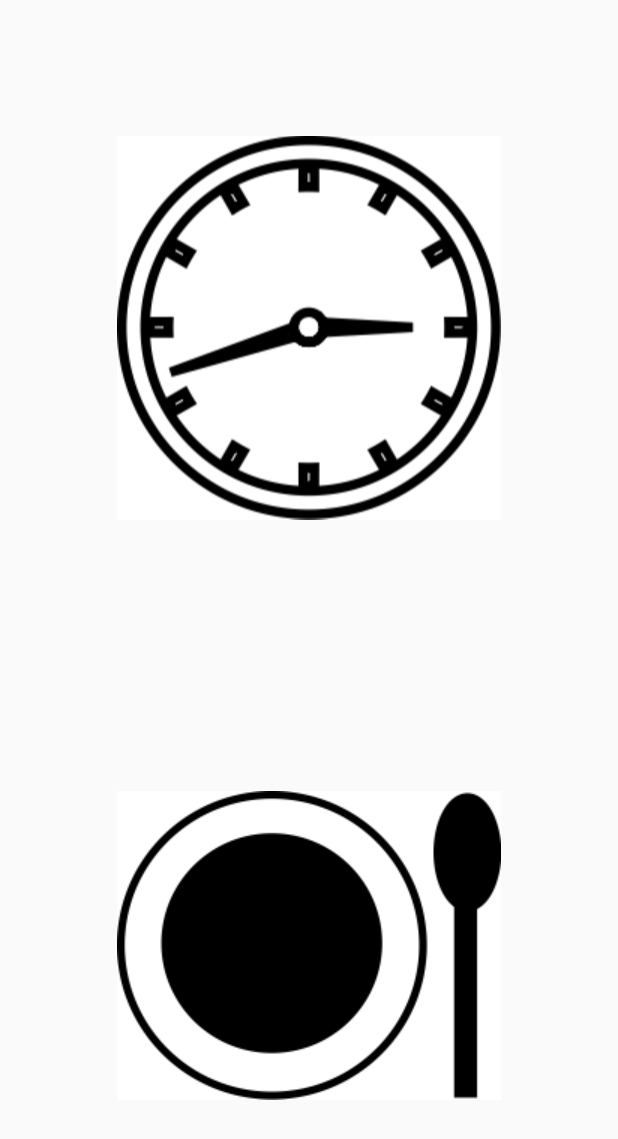
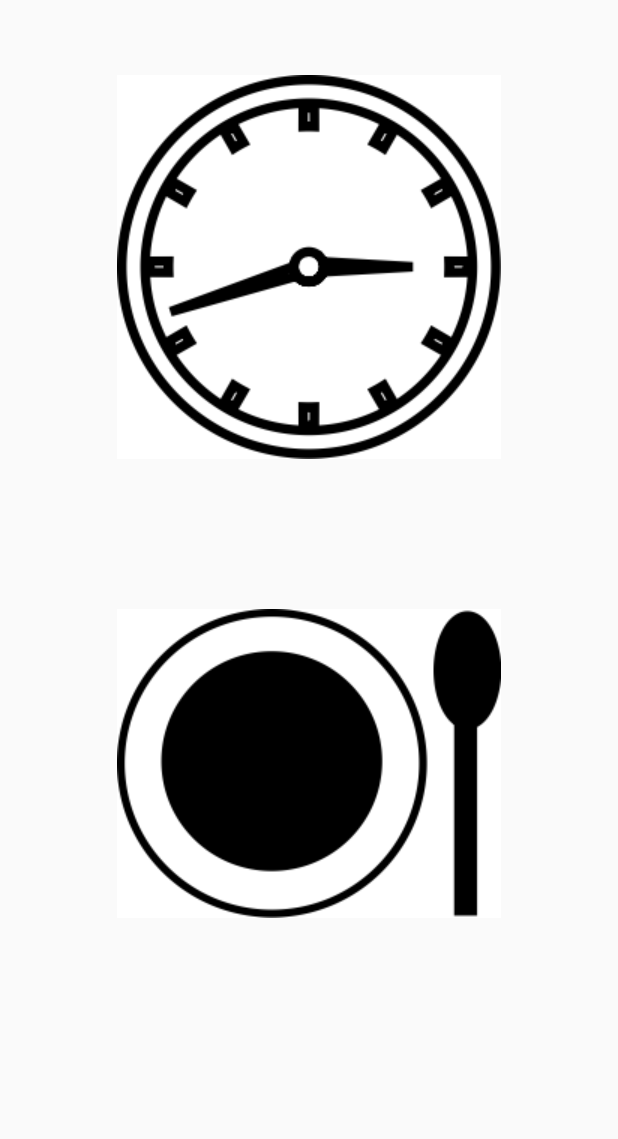
Before and after one commit to stefkosdev/memorigilo, an Android app: the layout choose_fragment3.xml on its own in the app's theme, with its tools: preview values and no code run, on a phone screen of 412 x 824 dp. Shown: the top 1139 px of the screen. Run offline under Robolectric (Android 15) with nearby library versions, the phone set to English and light mode, and no system bars.

Commit message:
Layout changed in few activities Testing back button handling

```diff
--- a/app/src/main/java/com/stefkos/memorigilo/timechoose/ChooseActivity.java
+++ b/app/src/main/java/com/stefkos/memorigilo/timechoose/ChooseActivity.java
@@ -1,13 +1,15 @@
 package com.stefkos.memorigilo.timechoose;
 
 import androidx.appcompat.app.AppCompatActivity;
+import androidx.fragment.app.FragmentActivity;
 import androidx.fragment.app.FragmentTransaction;
 
+import android.app.Activity;
 import android.os.Bundle;
 
 import com.stefkos.memorigilo.R;
 
-public class ChooseActivity extends AppCompatActivity {
+public class ChooseActivity extends FragmentActivity {//} AppCompatActivity {
 
     private static String alarmType = null;
     private static String timeType = null;
@@ -25,7 +27,7 @@ public class ChooseActivity extends AppCompatActivity {
         setContentView(R.layout.activity_choose);
 
         // Begin the transaction
-        FragmentTransaction ft = getSupportFragmentManager().beginTransaction();
+        FragmentTransaction ft = this.getSupportFragmentManager().beginTransaction();
 
         ft.add(R.id.mainFragment, new ChooseFragment1());
 // Complete the changes added above
--- a/app/src/main/res/layout/choose_fragment3.xml
+++ b/app/src/main/res/layout/choose_fragment3.xml
@@ -1,25 +1,32 @@
 <?xml version="1.0" encoding="utf-8"?>
 <LinearLayout xmlns:android="http://schemas.android.com/apk/res/android"
-    android:orientation="vertical" android:layout_width="match_parent"
-    android:layout_height="match_parent">
+    android:orientation="vertical"
+    android:layout_width="match_parent"
+    android:layout_height="wrap_content"
+    >
 
     <ImageButton
         android:id="@+id/setByTimeB"
-        android:src="@drawable/zegar"
         android:layout_width="wrap_content"
         android:layout_height="wrap_content"
-        android:layout_weight="1"
+        android:layout_gravity="center"
+        android:layout_marginTop="50dp"
+        android:layout_marginBottom="50dp"
+        android:layout_weight="0.33"
         android:background="@null"
-        android:layout_gravity="center"
-        android:scaleType="fitCenter"/>
+        android:scaleType="fitCenter"
+        android:src="@drawable/zegar" />
+
 
     <ImageButton
         android:id="@+id/setByFoodB"
-        android:src="@drawable/posilek"
         android:layout_width="wrap_content"
         android:layout_height="wrap_content"
-        android:layout_weight="1"
+        android:layout_gravity="center"
+        android:layout_marginTop="50dp"
+        android:layout_marginBottom="50dp"
+        android:layout_weight="0.33"
         android:background="@null"
-        android:layout_gravity="center"
-        android:scaleType="fitCenter" />
+        android:scaleType="fitCenter"
+        android:src="@drawable/posilek" />
 </LinearLayout>
--- a/app/src/main/res/layout/choose_fragment4_1.xml
+++ b/app/src/main/res/layout/choose_fragment4_1.xml
@@ -5,10 +5,12 @@
 
     <TimePicker
         android:id="@+id/alarmTimePicker"
-        android:layout_width="wrap_content"
-        android:layout_height="wrap_content"
+        android:layout_width="335dp"
+        android:layout_height="261dp"
         android:layout_alignParentTop="true"
         android:layout_centerHorizontal="true"
+        android:layout_marginTop="50dp"
+        android:layout_gravity="center"
         android:timePickerMode="spinner" />
 
     <Button
```
Also changed, not shown: app/src/main/java/com/stefkos/memorigilo/MainActivity.java (+6 -4 lines), app/src/main/java/com/stefkos/memorigilo/timechoose/ChooseFragment2.java (+9 -2 lines), app/src/main/java/com/stefkos/memorigilo/timechoose/ChooseFragment4_2.java (+17 -0 lines), app/src/main/res/layout/choose_fragment2.xml (+5 -5 lines).
